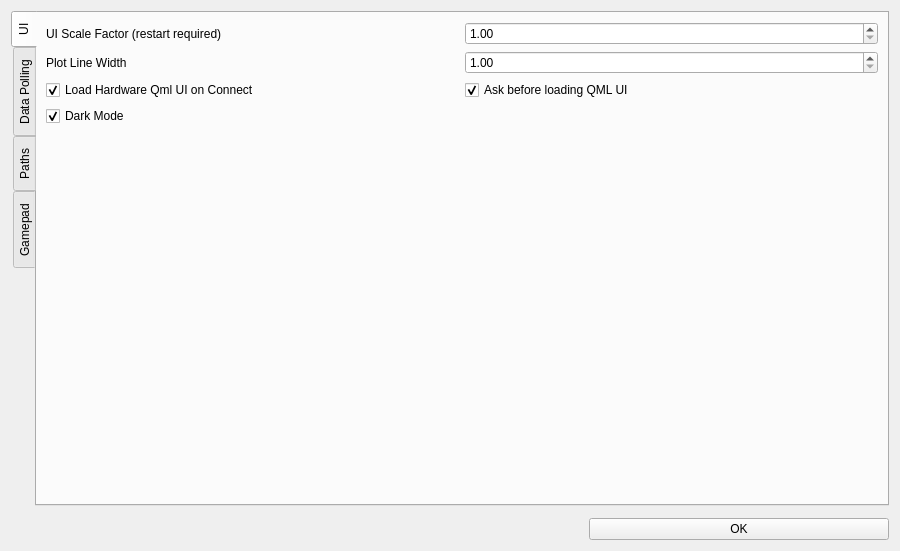
Before: the Qt Designer form preferences.ui in vedderb/vesc_tool, drawn with Qt 5.
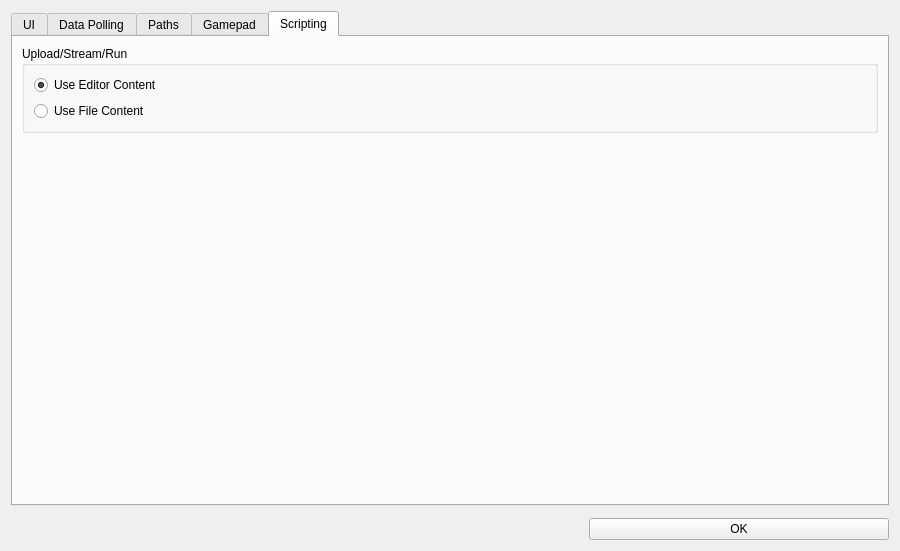
After: the same form once the commit is applied. The open tabs and pages were chosen to show the change. Icons and pictures are not drawn. Custom widgets are drawn as their Qt base class.

Commit message: Added script upload/stream/run behavior setting and script refresh button

Patch:
```diff
--- a/preferences.ui
+++ b/preferences.ui
@@ -20,7 +20,7 @@
    <item>
     <widget class="QTabWidget" name="tabWidget">
      <property name="tabPosition">
-      <enum>QTabWidget::West</enum>
+      <enum>QTabWidget::North</enum>
      </property>
      <property name="tabShape">
       <enum>QTabWidget::Rounded</enum>
@@ -849,6 +849,58 @@
        </item>
       </layout>
      </widget>
+     <widget class="QWidget" name="tab_5">
+      <attribute name="title">
+       <string>Scripting</string>
+      </attribute>
+      <layout class="QVBoxLayout" name="verticalLayout_6">
+       <item>
+        <widget class="QGroupBox" name="groupBox_3">
+         <property name="title">
+          <string>Upload/Stream/Run</string>
+         </property>
+         <layout class="QVBoxLayout" name="verticalLayout_5">
+          <item>
+           <widget class="QRadioButton" name="uploadContentEditorButton">
+            <property name="toolTip">
+             <string>Use editor content when uploading/streaming/running code.</string>
+            </property>
+            <property name="text">
+             <string>Use Editor Content</string>
+            </property>
+            <property name="checked">
+             <bool>true</bool>
+            </property>
+           </widget>
+          </item>
+          <item>
+           <widget class="QRadioButton" name="uploadContentFileButton">
+            <property name="toolTip">
+             <string>Use file content when uploading/streaming/running code. If the content is not saved and a file path does not exist the editor content will be used instead.</string>
+            </property>
+            <property name="text">
+             <string>Use File Content</string>
+            </property>
+           </widget>
+          </item>
+         </layout>
+        </widget>
+       </item>
+       <item>
+        <spacer name="verticalSpacer_6">
+         <property name="orientation">
+          <enum>Qt::Vertical</enum>
+         </property>
+         <property name="sizeHint" stdset="0">
+          <size>
+           <width>20</width>
+           <height>342</height>
+          </size>
+         </property>
+        </spacer>
+       </item>
+      </layout>
+     </widget>
     </widget>
    </item>
    <item>
```
The commit also changes 7 other files.
